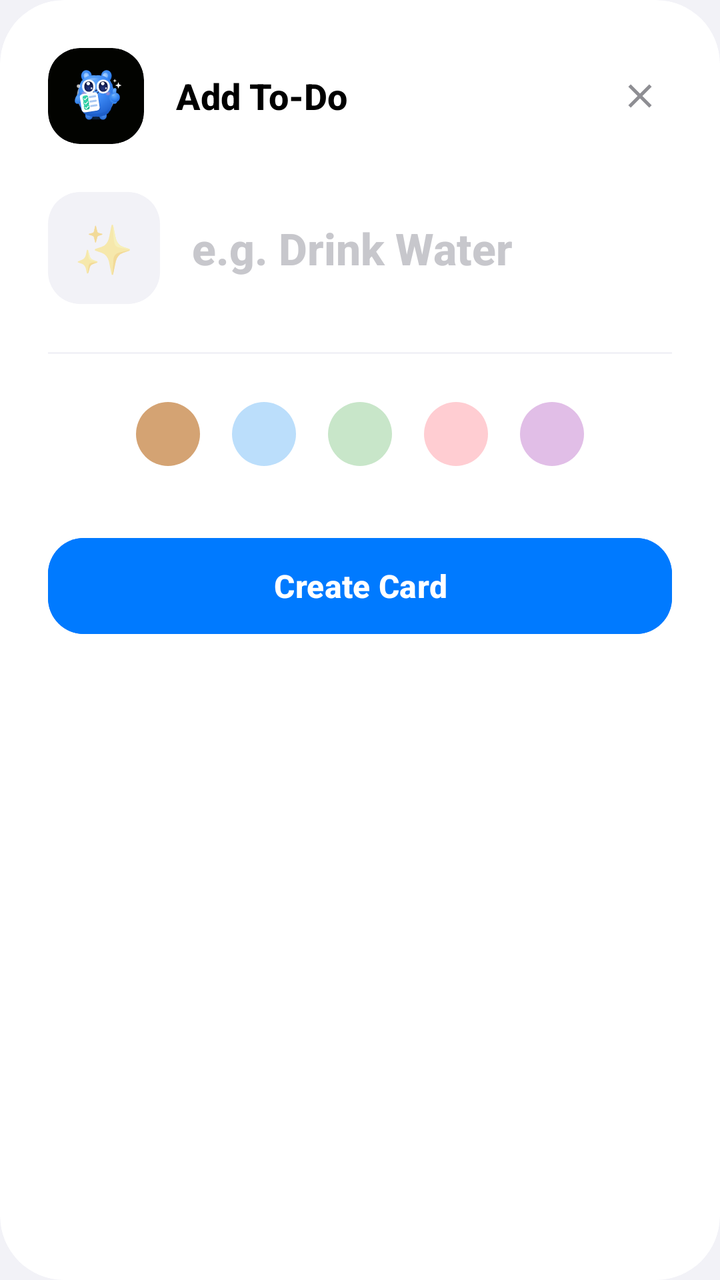
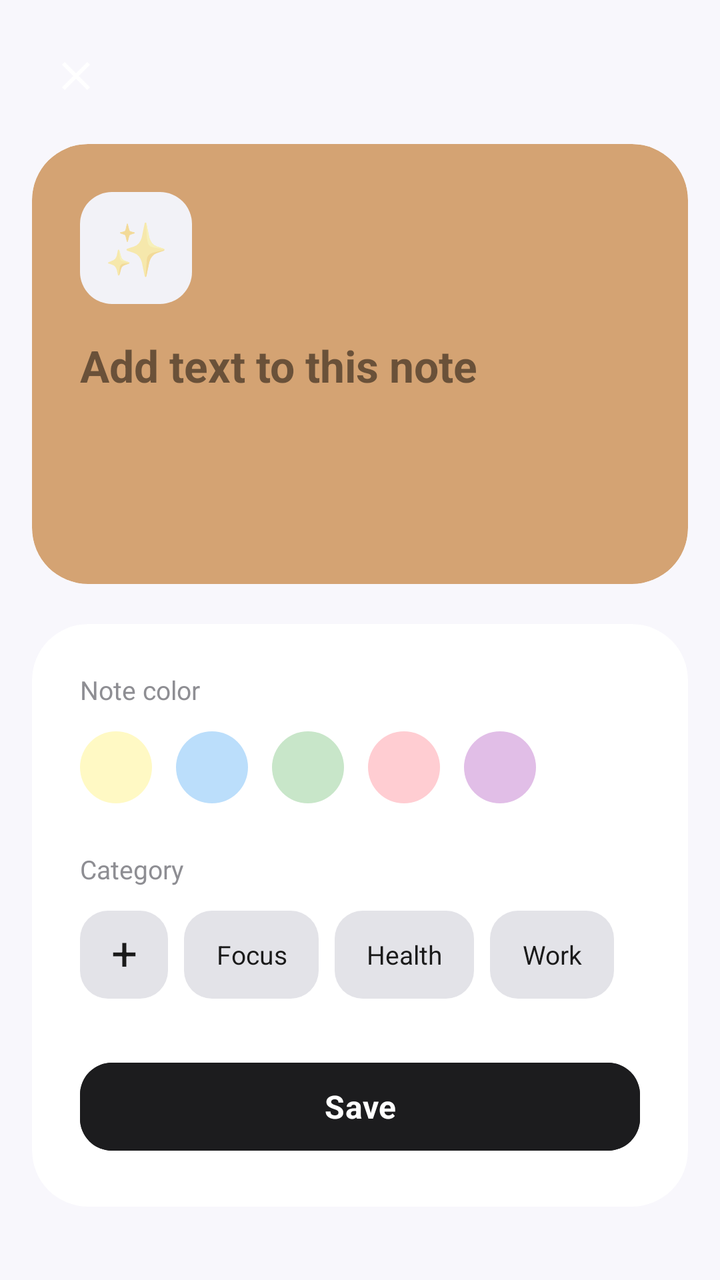

Screens rendered from an Android XML layout before and after an edit, with the pre-edit source and the edit as a unified diff.
<!-- AndroidManifest.xml: application theme Theme.Floow -->
<!-- res/layout/dialog_add_todo.xml -->
<?xml version="1.0" encoding="utf-8"?>
<androidx.cardview.widget.CardView xmlns:android="http://schemas.android.com/apk/res/android"
    xmlns:app="http://schemas.android.com/apk/res-auto"
    android:layout_width="match_parent"
    android:layout_height="wrap_content"
    app:cardCornerRadius="32dp"
    app:cardElevation="0dp"
    android:layout_margin="16dp">

    <LinearLayout
        android:layout_width="match_parent"
        android:layout_height="wrap_content"
        android:orientation="vertical"
        android:padding="24dp">

        <RelativeLayout
            android:layout_width="match_parent"
            android:layout_height="wrap_content">

            <androidx.cardview.widget.CardView
                android:id="@+id/mascotContainer"
                android:layout_width="48dp"
                android:layout_height="48dp"
                app:cardCornerRadius="16dp"
                app:cardBackgroundColor="#020300"
                app:cardElevation="0dp">

                <ImageView
                    android:id="@+id/imgMascot"
                    android:layout_width="32dp"
                    android:layout_height="32dp"
                    android:layout_gravity="center"
                    android:src="@drawable/ic_mascot" />
            </androidx.cardview.widget.CardView>

            <TextView
                android:layout_width="wrap_content"
                android:layout_height="wrap_content"
                android:layout_toEndOf="@id/mascotContainer"
                android:layout_marginStart="16dp"
                android:layout_centerVertical="true"
                android:text="Add To-Do"
                android:textColor="@color/text_primary"
                android:textStyle="bold"
                android:textSize="18sp" />

            <ImageView
                android:id="@+id/btnClose"
                android:layout_width="32dp"
                android:layout_height="32dp"
                android:layout_alignParentEnd="true"
                android:background="?attr/selectableItemBackgroundBorderless"
                android:padding="6dp"
                android:src="@drawable/ic_close"
                android:layout_centerVertical="true"
                app:tint="@color/text_secondary" />
        </RelativeLayout>

        <LinearLayout
            android:layout_width="match_parent"
            android:layout_height="wrap_content"
            android:layout_marginTop="24dp"
            android:orientation="horizontal"
            android:gravity="center_vertical">

            <EditText
                android:id="@+id/etEmoji"
                android:layout_width="56dp"
                android:layout_height="56dp"
                android:background="@drawable/bg_emoji_input"
                android:gravity="center"
                android:hint="✨"
                android:inputType="textShortMessage"
                android:textSize="24sp"
                android:maxLength="2" />

            <EditText
                android:id="@+id/etTitle"
                android:layout_width="0dp"
                android:layout_height="wrap_content"
                android:layout_weight="1"
                android:layout_marginStart="16dp"
                android:background="@null"
                android:hint="e.g. Drink Water"
                android:textColorHint="#C7C7CC"
                android:textSize="22sp"
                android:textStyle="bold"
                android:fontFamily="sans-serif-medium"
                android:inputType="textCapSentences" />
        </LinearLayout>

        <View
            android:layout_width="match_parent"
            android:layout_height="1dp"
            android:layout_marginTop="24dp"
            android:background="#F2F2F7" />

        <LinearLayout
            android:layout_width="match_parent"
            android:layout_height="wrap_content"
            android:layout_marginTop="16dp"
            android:orientation="horizontal"
            android:gravity="center">

            <View
                android:id="@+id/color1"
                android:layout_width="32dp"
                android:layout_height="32dp"
                android:layout_margin="8dp"
                android:background="@drawable/circle_brown"
                android:clickable="true"
                android:focusable="true" />

            <View
                android:id="@+id/color2"
                android:layout_width="32dp"
                android:layout_height="32dp"
                android:layout_margin="8dp"
                android:background="@drawable/circle_blue"
                android:clickable="true"
                android:focusable="true" />

            <View
                android:id="@+id/color3"
                android:layout_width="32dp"
                android:layout_height="32dp"
                android:layout_margin="8dp"
                android:background="@drawable/circle_green"
                android:clickable="true"
                android:focusable="true" />

            <View
                android:id="@+id/color4"
                android:layout_width="32dp"
                android:layout_height="32dp"
                android:layout_margin="8dp"
                android:background="@drawable/circle_pink"
                android:clickable="true"
                android:focusable="true" />

            <View
                android:id="@+id/color5"
                android:layout_width="32dp"
                android:layout_height="32dp"
                android:layout_margin="8dp"
                android:background="@drawable/circle_purple"
                android:clickable="true"
                android:focusable="true" />
        </LinearLayout>

        <com.google.android.material.button.MaterialButton
            android:id="@+id/btnSave"
            android:layout_width="match_parent"
            android:layout_height="56dp"
            android:layout_marginTop="24dp"
            android:text="Create Card"
            android:textAllCaps="false"
            android:textColor="@color/white"
            android:textSize="16sp"
            android:textStyle="bold"
            android:backgroundTint="@color/accent"
            app:cornerRadius="18dp" />

    </LinearLayout>
</androidx.cardview.widget.CardView>
<!-- resources referenced by this layout -->
<resources>
  <color name="accent">#FF007AFF</color>
  <color name="text_primary">#FF000000</color>
  <color name="text_secondary">#FF8E8E93</color>
  <color name="white">#FFFFFFFF</color>
  <!-- drawable bg_emoji_input (drawable) -->
  <?xml version="1.0" encoding="utf-8"?>
  <shape xmlns:android="http://schemas.android.com/apk/res/android">
      <solid android:color="#F2F2F7" />
      <corners android:radius="16dp" />
  </shape>
  <!-- drawable circle_blue (drawable) -->
  <?xml version="1.0" encoding="utf-8"?>
  <shape xmlns:android="http://schemas.android.com/apk/res/android" android:shape="oval">
      <solid android:color="#BBDEFB" />
  </shape>
  <!-- drawable circle_brown (drawable) -->
  <?xml version="1.0" encoding="utf-8"?>
  <shape xmlns:android="http://schemas.android.com/apk/res/android" android:shape="oval">
      <solid android:color="#d4a373" />
      <size android:width="32dp" android:height="32dp" />
  </shape>
  <!-- drawable circle_green (drawable) -->
  <?xml version="1.0" encoding="utf-8"?>
  <shape xmlns:android="http://schemas.android.com/apk/res/android" android:shape="oval">
      <solid android:color="#C8E6C9" />
  </shape>
  <!-- drawable circle_pink (drawable) -->
  <?xml version="1.0" encoding="utf-8"?>
  <shape xmlns:android="http://schemas.android.com/apk/res/android" android:shape="oval">
      <solid android:color="#FFCDD2" />
  </shape>
  <!-- drawable circle_purple (drawable) -->
  <?xml version="1.0" encoding="utf-8"?>
  <shape xmlns:android="http://schemas.android.com/apk/res/android" android:shape="oval">
      <solid android:color="#E1BEE7" />
  </shape>
  <!-- drawable ic_close (drawable) -->
  <vector xmlns:android="http://schemas.android.com/apk/res/android"
      android:width="24dp"
      android:height="24dp"
      android:viewportWidth="24"
      android:viewportHeight="24">
      <path
          android:fillColor="#8E8E93"
          android:pathData="M19,6.41L17.59,5L12,10.59L6.41,5L5,6.41L10.59,12L5,17.59L6.41,19L12,13.41L17.59,19L19,17.59L13.41,12L19,6.41Z" />
  </vector>
  <!-- drawable ic_mascot: vector/xml drawable (drawable, 18473 chars, omitted) -->
  <style name="Theme.Floow" parent="Theme.Material3.Light.NoActionBar">
          <item name="colorPrimary">@color/accent</item>
          <item name="colorOnPrimary">@color/white</item>
          <item name="android:statusBarColor">@color/background</item>
          <item name="android:windowLightStatusBar">true</item>
          <item name="android:navigationBarColor">@color/background</item>
          <item name="android:windowBackground">@color/background</item>
  
          
          <item name="fontFamily">sans-serif-medium</item>
      </style>
  <color name="background">#FFF2F2F7</color>
</resources>

<!-- the commit's change to res/layout/dialog_add_todo.xml (unified diff, before → after) -->
@@ -1,165 +1,281 @@
 <?xml version="1.0" encoding="utf-8"?>
-<androidx.cardview.widget.CardView xmlns:android="http://schemas.android.com/apk/res/android"
+<ScrollView
+    xmlns:android="http://schemas.android.com/apk/res/android"
     xmlns:app="http://schemas.android.com/apk/res-auto"
     android:layout_width="match_parent"
-    android:layout_height="wrap_content"
-    app:cardCornerRadius="32dp"
-    app:cardElevation="0dp"
-    android:layout_margin="16dp">
+    android:layout_height="match_parent"
+    android:background="@android:color/transparent"
+    android:fillViewport="true"
+    android:clipToPadding="false"
+    android:overScrollMode="never">
 
     <LinearLayout
         android:layout_width="match_parent"
         android:layout_height="wrap_content"
         android:orientation="vertical"
-        android:padding="24dp">
-
-        <RelativeLayout
+        android:padding="16dp">
+
+        
+        <ImageView
+            android:id="@+id/btnClose"
+            android:layout_width="44dp"
+            android:layout_height="44dp"
+            android:layout_gravity="start"
+            android:layout_marginBottom="12dp"
+            android:padding="10dp"
+            android:src="@drawable/ic_close"
+            android:background="?attr/selectableItemBackgroundBorderless"
+            android:contentDescription="Close"
+            app:tint="@color/white" />
+
+        
+        <androidx.cardview.widget.CardView
+            android:id="@+id/cardStickyNote"
             android:layout_width="match_parent"
-            android:layout_height="wrap_content">
-
-            <androidx.cardview.widget.CardView
-                android:id="@+id/mascotContainer"
-                android:layout_width="48dp"
-                android:layout_height="48dp"
-                app:cardCornerRadius="16dp"
-                app:cardBackgroundColor="#020300"
-                app:cardElevation="0dp">
-
-                <ImageView
-                    android:id="@+id/imgMascot"
-                    android:layout_width="32dp"
-                    android:layout_height="32dp"
-                    android:layout_gravity="center"
-                    android:src="@drawable/ic_mascot" />
-            </androidx.cardview.widget.CardView>
-
-            <TextView
-                android:layout_width="wrap_content"
-                android:layout_height="wrap_content"
-                android:layout_toEndOf="@id/mascotContainer"
-                android:layout_marginStart="16dp"
-                android:layout_centerVertical="true"
-                android:text="Add To-Do"
-                android:textColor="@color/text_primary"
-                android:textStyle="bold"
-                android:textSize="18sp" />
-
-            <ImageView
-                android:id="@+id/btnClose"
-                android:layout_width="32dp"
-                android:layout_height="32dp"
-                android:layout_alignParentEnd="true"
-                android:background="?attr/selectableItemBackgroundBorderless"
-                android:padding="6dp"
-                android:src="@drawable/ic_close"
-                android:layout_centerVertical="true"
-                app:tint="@color/text_secondary" />
-        </RelativeLayout>
-
-        <LinearLayout
+            android:layout_height="220dp"
+            app:cardCornerRadius="28dp"
+            app:cardElevation="0dp"
+            app:cardBackgroundColor="#D4A373">
+
+            <RelativeLayout
+                android:layout_width="match_parent"
+                android:layout_height="match_parent"
+                android:padding="24dp">
+
+                
+                <EditText
+                    android:id="@+id/etEmoji"
+                    android:layout_width="56dp"
+                    android:layout_height="56dp"
+                    android:background="@drawable/bg_emoji_input"
+                    android:gravity="center"
+                    android:hint="✨"
+                    android:inputType="textShortMessage"
+                    android:textSize="26sp"
+                    android:maxLength="2"
+                    android:contentDescription="Emoji Icon" />
+
+                
+                <EditText
+                    android:id="@+id/etTitle"
+                    android:layout_width="match_parent"
+                    android:layout_height="match_parent"
+                    android:layout_below="@id/etEmoji"
+                    android:layout_marginTop="16dp"
+                    android:background="@null"
+                    android:gravity="top|start"
+                    android:hint="Add text to this note"
+                    android:textColorHint="#80000000"
+                    android:textSize="22sp"
+                    android:textColor="@color/text_primary"
+                    android:fontFamily="sans-serif"
+                    android:textStyle="bold"
+                    android:inputType="textCapSentences|textMultiLine"
+                    android:maxLines="5" />
+
+            </RelativeLayout>
+        </androidx.cardview.widget.CardView>
+
+        
+        <androidx.cardview.widget.CardView
             android:layout_width="match_parent"
             android:layout_height="wrap_content"
-            android:layout_marginTop="24dp"
-            android:orientation="horizontal"
-            android:gravity="center_vertical">
-
-            <EditText
-                android:id="@+id/etEmoji"
-                android:layout_width="56dp"
-                android:layout_height="56dp"
-                android:background="@drawable/bg_emoji_input"
-                android:gravity="center"
-                android:hint="✨"
-                android:inputType="textShortMessage"
-                android:textSize="24sp"
-                android:maxLength="2" />
-
-            <EditText
-                android:id="@+id/etTitle"
-                android:layout_width="0dp"
+            android:layout_marginTop="20dp"
+            app:cardCornerRadius="28dp"
+            app:cardElevation="0dp"
+            app:cardBackgroundColor="@color/white">
+
+            <LinearLayout
+                android:layout_width="match_parent"
                 android:layout_height="wrap_content"
-                android:layout_weight="1"
-                android:layout_marginStart="16dp"
-                android:background="@null"
-                android:hint="e.g. Drink Water"
-                android:textColorHint="#C7C7CC"
-                android:textSize="22sp"
-                android:textStyle="bold"
-                android:fontFamily="sans-serif-medium"
-                android:inputType="textCapSentences" />
-        </LinearLayout>
-
-        <View
-            android:layout_width="match_parent"
-            android:layout_height="1dp"
-            android:layout_marginTop="24dp"
-            android:background="#F2F2F7" />
-
-        <LinearLayout
-            android:layout_width="match_parent"
-            android:layout_height="wrap_content"
-            android:layout_marginTop="16dp"
-            android:orientation="horizontal"
-            android:gravity="center">
-
-            <View
-                android:id="@+id/color1"
-                android:layout_width="32dp"
-                android:layout_height="32dp"
-                android:layout_margin="8dp"
-                android:background="@drawable/circle_brown"
-                android:clickable="true"
-                android:focusable="true" />
-
-            <View
-                android:id="@+id/color2"
-                android:layout_width="32dp"
-                android:layout_height="32dp"
-                android:layout_margin="8dp"
-                android:background="@drawable/circle_blue"
-                android:clickable="true"
-                android:focusable="true" />
-
-            <View
-                android:id="@+id/color3"
-                android:layout_width="32dp"
-                android:layout_height="32dp"
-                android:layout_margin="8dp"
-                android:background="@drawable/circle_green"
-                android:clickable="true"
-                android:focusable="true" />
-
-            <View
-                android:id="@+id/color4"
-                android:layout_width="32dp"
-                android:layout_height="32dp"
-                android:layout_margin="8dp"
-                android:background="@drawable/circle_pink"
-                android:clickable="true"
-                android:focusable="true" />
-
-            <View
-                android:id="@+id/color5"
-                android:layout_width="32dp"
-                android:layout_height="32dp"
-                android:layout_margin="8dp"
-                android:background="@drawable/circle_purple"
-                android:clickable="true"
-                android:focusable="true" />
-        </LinearLayout>
-
-        <com.google.android.material.button.MaterialButton
-            android:id="@+id/btnSave"
-            android:layout_width="match_parent"
-            android:layout_height="56dp"
-            android:layout_marginTop="24dp"
-            android:text="Create Card"
-            android:textAllCaps="false"
-            android:textColor="@color/white"
-            android:textSize="16sp"
-            android:textStyle="bold"
-            android:backgroundTint="@color/accent"
-            app:cornerRadius="18dp" />
+                android:orientation="vertical"
+                android:padding="24dp">
+
+                
+                <TextView
+                    android:layout_width="wrap_content"
+                    android:layout_height="wrap_content"
+                    android:text="Note color"
+                    android:textSize="13sp"
+                    android:textColor="@color/text_secondary"
+                    android:fontFamily="sans-serif-medium" />
+
+                
+                <LinearLayout
+                    android:layout_width="match_parent"
+                    android:layout_height="wrap_content"
+                    android:layout_marginTop="12dp"
+                    android:orientation="horizontal"
+                    android:gravity="center_vertical">
+
+                    <View
+                        android:id="@+id/color1"
+                        android:layout_width="36dp"
+                        android:layout_height="36dp"
+                        android:layout_marginEnd="12dp"
+                        android:background="@drawable/circle_yellow"
+                        android:clickable="true"
+                        android:focusable="true"
+                        android:contentDescription="Yellow note" />
+
+                    <View
+                        android:id="@+id/color2"
+                        android:layout_width="36dp"
+                        android:layout_height="36dp"
+                        android:layout_marginEnd="12dp"
+                        android:background="@drawable/circle_blue"
+                        android:clickable="true"
+                        android:focusable="true"
+                        android:contentDescription="Blue note" />
+
+                    <View
+                        android:id="@+id/color3"
+                        android:layout_width="36dp"
+                        android:layout_height="36dp"
+                        android:layout_marginEnd="12dp"
+                        android:background="@drawable/circle_green"
+                        android:clickable="true"
+                        android:focusable="true"
+                        android:contentDescription="Green note" />
+
+                    <View
+                        android:id="@+id/color4"
+                        android:layout_width="36dp"
+                        android:layout_height="36dp"
+                        android:layout_marginEnd="12dp"
+                        android:background="@drawable/circle_pink"
+                        android:clickable="true"
+                        android:focusable="true"
+                        android:contentDescription="Pink note" />
+
+                    <View
+                        android:id="@+id/color5"
+                        android:layout_width="36dp"
+                        android:layout_height="36dp"
+                        android:background="@drawable/circle_purple"
+                        android:clickable="true"
+                        android:focusable="true"
+                        android:contentDescription="Purple note" />
+
+                </LinearLayout>
+
+                
+                <TextView
+                    android:layout_width="wrap_content"
+                    android:layout_height="wrap_content"
+                    android:layout_marginTop="24dp"
+                    android:text="Category"
+                    android:textSize="13sp"
+                    android:textColor="@color/text_secondary"
+                    android:fontFamily="sans-serif-medium" />
+
+                
+                <HorizontalScrollView
+                    android:layout_width="match_parent"
+                    android:layout_height="wrap_content"
+                    android:layout_marginTop="12dp"
+                    android:paddingBottom="4dp"
+                    android:clipToPadding="false"
+                    android:scrollbars="none"
+                    android:fillViewport="false"
+                    android:overScrollMode="never">
+
+                    <LinearLayout
+                        android:layout_width="wrap_content"
+                        android:layout_height="wrap_content"
+                        android:orientation="horizontal"
+                        android:gravity="center_vertical">
+
+                        
+                        <TextView
+                            android:id="@+id/chipAddCategory"
+                            android:layout_width="44dp"
+                            android:layout_height="44dp"
+                            android:layout_marginEnd="8dp"
+                            android:gravity="center"
+                            android:includeFontPadding="false"
+                            android:background="@drawable/bg_rounded_edit"
+                            android:text="+"
+                            android:textAlignment="center"
+                            android:textSize="23sp"
+                            android:textColor="@color/text_primary"
+                            android:clickable="true"
+                            android:focusable="true"
+                            android:contentDescription="Add category" />
+
+                        
+                        <TextView
+                            android:id="@+id/chipFocus"
+                            android:layout_width="wrap_content"
+                            android:layout_height="44dp"
+                            android:layout_marginEnd="8dp"
+                            android:gravity="center"
+                            android:paddingStart="16dp"
+                            android:paddingEnd="16dp"
+                            android:background="@drawable/bg_rounded_edit"
+                            android:text="Focus"
+                            android:textSize="13sp"
+                            android:textColor="@color/text_primary"
+                            android:fontFamily="sans-serif-medium" />
+
+                        
+                        <TextView
+                            android:id="@+id/chipHealth"
+                            android:layout_width="wrap_content"
+                            android:layout_height="44dp"
+                            android:layout_marginEnd="8dp"
+                            android:gravity="center"
+                            android:paddingStart="16dp"
+                            android:paddingEnd="16dp"
+                            android:background="@drawable/bg_rounded_edit"
+                            android:text="Health"
+                            android:textSize="13sp"
+                            android:textColor="@color/text_primary"
+                            android:fontFamily="sans-serif-medium" />
+
+                        
+                        <TextView
+                            android:id="@+id/chipWork"
+                            android:layout_width="wrap_content"
+                            android:layout_height="44dp"
+                            android:gravity="center"
+                            android:paddingStart="16dp"
+                            android:paddingEnd="16dp"
+                            android:background="@drawable/bg_rounded_edit"
+                            android:text="Work"
+                            android:textSize="13sp"
+                            android:textColor="@color/text_primary"
+                            android:fontFamily="sans-serif-medium" />
+
+                    </LinearLayout>
+                </HorizontalScrollView>
+
+                
+                <LinearLayout
+                    android:layout_width="match_parent"
+                    android:layout_height="wrap_content"
+                    android:layout_marginTop="24dp"
+                    android:orientation="horizontal"
+                    android:gravity="center">
+
+                    <com.google.android.material.button.MaterialButton
+                        android:id="@+id/btnSave"
+                        android:layout_width="match_parent"
+                        android:layout_height="52dp"
+                        android:text="Save"
+                        android:textAllCaps="false"
+                        android:textSize="16sp"
+                        android:textStyle="bold"
+                        android:fontFamily="sans-serif"
+                        android:backgroundTint="@color/button_dark"
+                        android:textColor="@color/white"
+                        app:cornerRadius="16dp"
+                        app:elevation="0dp" />
+
+                </LinearLayout>
+
+            </LinearLayout>
+        </androidx.cardview.widget.CardView>
 
     </LinearLayout>
-</androidx.cardview.widget.CardView>
+</ScrollView>
<!-- resource entries referenced after the edit -->
@@ -1,7 +1,8 @@
 <!-- resources referenced by this layout -->
 <resources>
+  <color name="button_dark">#FF1C1C1E</color>
   <color name="accent">#FF007AFF</color>
-  <color name="text_primary">#FF000000</color>
+  <color name="text_primary">#FF1A1A1A</color>
   <color name="text_secondary">#FF8E8E93</color>
   <color name="white">#FFFFFFFF</color>
   <!-- drawable bg_emoji_input (drawable) -->
@@ -10,16 +11,16 @@
       <solid android:color="#F2F2F7" />
       <corners android:radius="16dp" />
   </shape>
+  <!-- drawable bg_rounded_edit (drawable) -->
+  <?xml version="1.0" encoding="utf-8"?>
+  <shape xmlns:android="http://schemas.android.com/apk/res/android">
+      <solid android:color="#E3E3E8" /> 
+      <corners android:radius="14dp" />
+  </shape>
   <!-- drawable circle_blue (drawable) -->
   <?xml version="1.0" encoding="utf-8"?>
   <shape xmlns:android="http://schemas.android.com/apk/res/android" android:shape="oval">
       <solid android:color="#BBDEFB" />
-  </shape>
-  <!-- drawable circle_brown (drawable) -->
-  <?xml version="1.0" encoding="utf-8"?>
-  <shape xmlns:android="http://schemas.android.com/apk/res/android" android:shape="oval">
-      <solid android:color="#d4a373" />
-      <size android:width="32dp" android:height="32dp" />
   </shape>
   <!-- drawable circle_green (drawable) -->
   <?xml version="1.0" encoding="utf-8"?>
@@ -36,6 +37,11 @@
   <shape xmlns:android="http://schemas.android.com/apk/res/android" android:shape="oval">
       <solid android:color="#E1BEE7" />
   </shape>
+  <!-- drawable circle_yellow (drawable) -->
+  <?xml version="1.0" encoding="utf-8"?>
+  <shape xmlns:android="http://schemas.android.com/apk/res/android" android:shape="oval">
+      <solid android:color="#FFF9C4" />
+  </shape>
   <!-- drawable ic_close (drawable) -->
   <vector xmlns:android="http://schemas.android.com/apk/res/android"
       android:width="24dp"
@@ -46,7 +52,6 @@
           android:fillColor="#8E8E93"
           android:pathData="M19,6.41L17.59,5L12,10.59L6.41,5L5,6.41L10.59,12L5,17.59L6.41,19L12,13.41L17.59,19L19,17.59L13.41,12L19,6.41Z" />
   </vector>
-  <!-- drawable ic_mascot: vector/xml drawable (drawable, 18473 chars, omitted) -->
   <style name="Theme.Floow" parent="Theme.Material3.Light.NoActionBar">
           <item name="colorPrimary">@color/accent</item>
           <item name="colorOnPrimary">@color/white</item>
@@ -56,8 +61,9 @@
           <item name="android:windowBackground">@color/background</item>
   
           
-          <item name="fontFamily">sans-serif-medium</item>
+          <item name="fontFamily">sans-serif</item>
+          <item name="android:fontFamily">sans-serif</item>
       </style>
-  <color name="background">#FFF2F2F7</color>
+  <color name="background">#FFF8F7FC</color>
 </resources>
 
